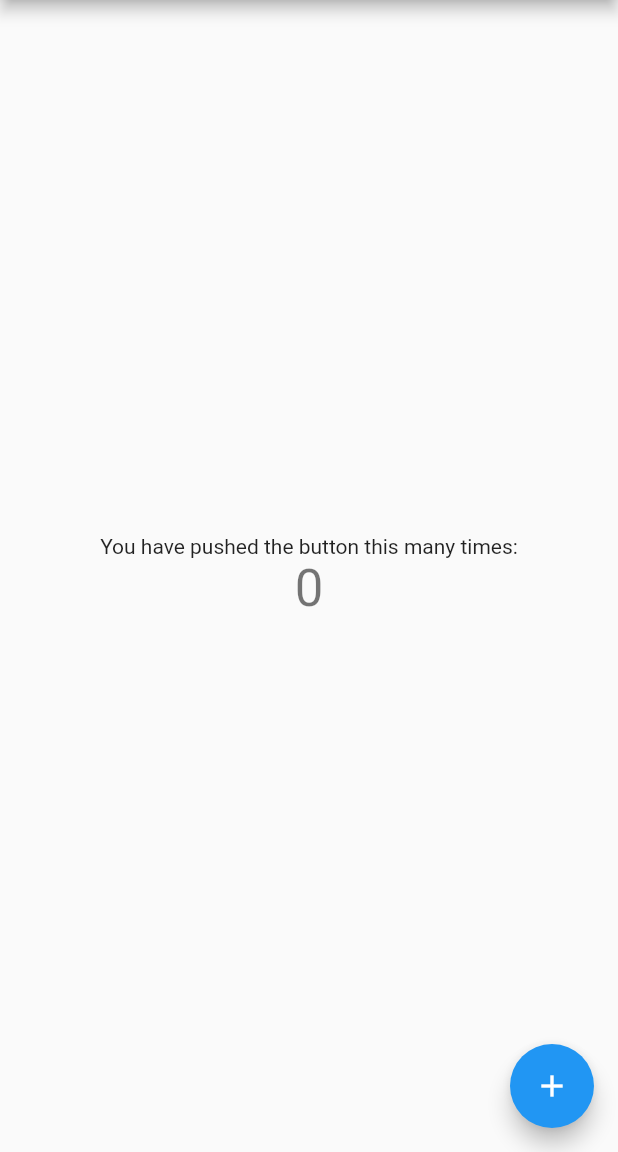
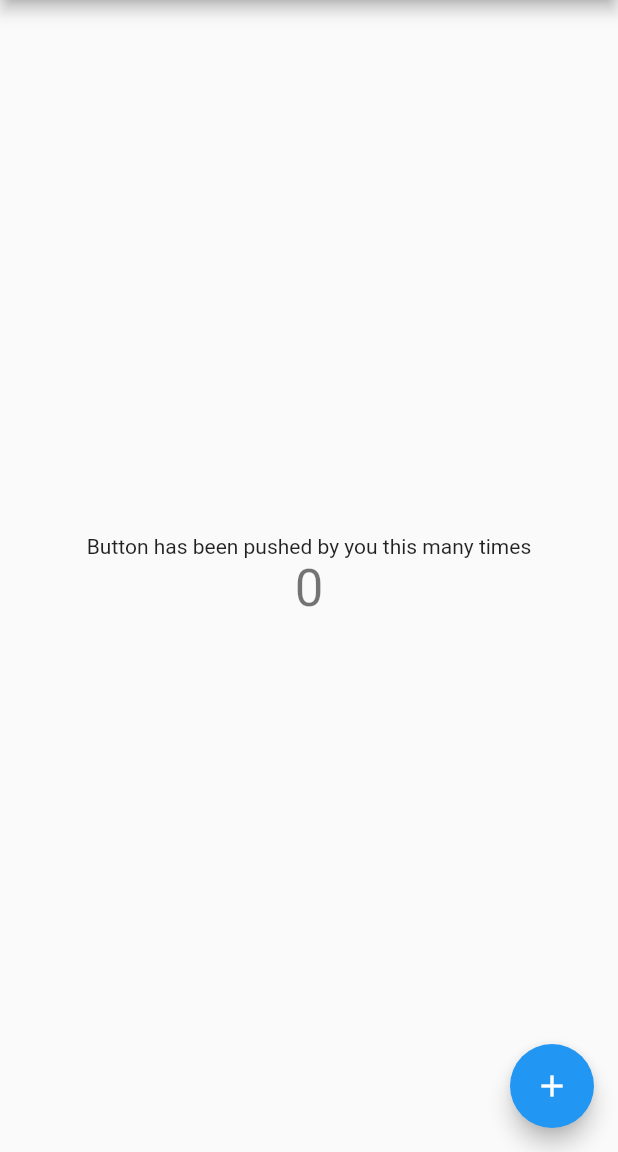
Before and after one commit to akshay-96804/Github-Demo, a Flutter app: the screen it shows after launch, on a phone screen of 412 x 824 dp, the part 84-1236 px from its top. Run offline on Flutter 3.47's test engine with Material 2 defaults, Android fonts, the phone set to English and light mode, and no system bars.

Commit message:
main.dart file is changed

```diff
--- a/lib/main.dart
+++ b/lib/main.dart
@@ -94,7 +94,7 @@ class _MyHomePageState extends State<MyHomePage> {
           mainAxisAlignment: MainAxisAlignment.center,
           children: <Widget>[
             Text(
-              'You have pushed the button this many times:',
+              'Button has been pushed by you this many times',
             ),
             Text(
               '$_counter',
```
